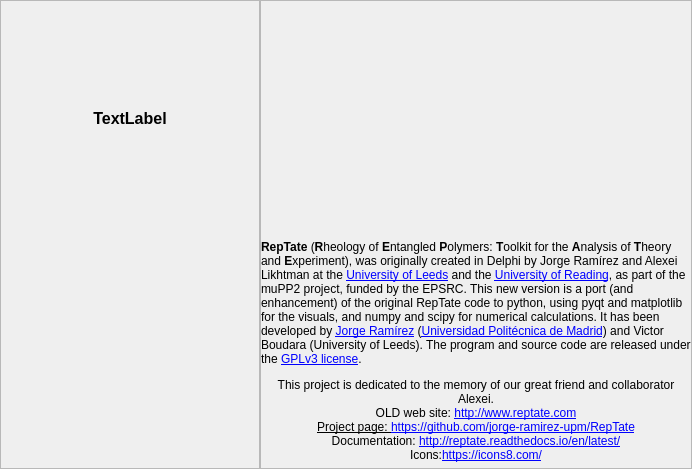
Before: the Qt Designer form RepTate/gui/AboutDialog.ui in jorge-ramirez-upm/RepTate, drawn with Qt 5.
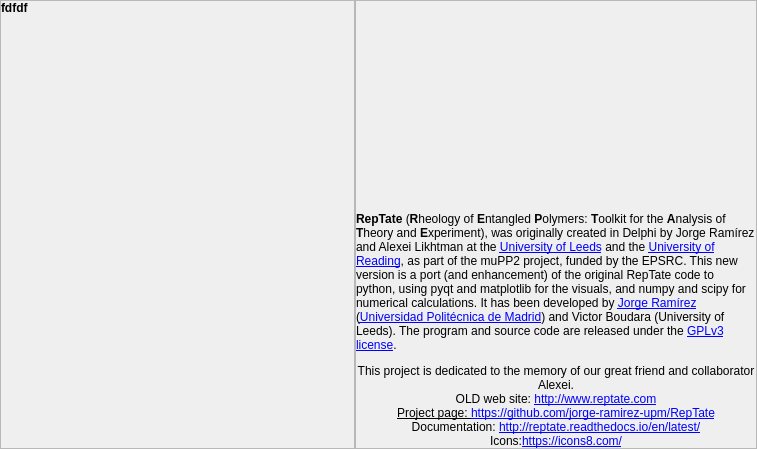
After: the same form once the commit is applied. Icons and pictures are not drawn.

Commit message: Cosmetic changes to the Splash and About Windows

```diff
--- a/RepTate/gui/AboutDialog.ui
+++ b/RepTate/gui/AboutDialog.ui
@@ -6,8 +6,8 @@
    <rect>
     <x>0</x>
     <y>0</y>
-    <width>692</width>
-    <height>469</height>
+    <width>757</width>
+    <height>449</height>
    </rect>
   </property>
   <property name="windowTitle">
@@ -44,10 +44,7 @@
      <property name="frameShadow">
       <enum>QFrame::Raised</enum>
      </property>
-     <layout class="QVBoxLayout" name="verticalLayout_2">
-      <property name="spacing">
-       <number>0</number>
-      </property>
+     <layout class="QGridLayout" name="gridLayout">
       <property name="leftMargin">
        <number>0</number>
       </property>
@@ -60,36 +57,43 @@
       <property name="bottomMargin">
        <number>0</number>
       </property>
-      <item>
-       <widget class="QLabel" name="label_Version">
+      <property name="spacing">
+       <number>0</number>
+      </property>
+      <item row="0" column="0">
+       <widget class="QLabel" name="label">
+        <property name="minimumSize">
+         <size>
+          <width>353</width>
+          <height>447</height>
+         </size>
+        </property>
+        <property name="maximumSize">
+         <size>
+          <width>353</width>
+          <height>447</height>
+         </size>
+        </property>
         <property name="font">
          <font>
-          <pointsize>12</pointsize>
           <weight>75</weight>
           <bold>true</bold>
          </font>
         </property>
-        <property name="text">
-         <string>TextLabel</string>
+        <property name="styleSheet">
+         <string notr="true">background-image: url(:/Images/Images/logo.png);</string>
         </property>
-        <property name="alignment">
-         <set>Qt::AlignCenter</set>
-        </property>
-       </widget>
-      </item>
-      <item>
-       <widget class="QLabel" name="label">
         <property name="text">
-         <string/>
-        </property>
-        <property name="pixmap">
-         <pixmap resource="About.qrc">:/Images/Images/logo.png</pixmap>
+         <string>fdfdf</string>
         </property>
         <property name="scaledContents">
          <bool>false</bool>
         </property>
         <property name="alignment">
-         <set>Qt::AlignCenter</set>
+         <set>Qt::AlignLeading|Qt::AlignLeft|Qt::AlignTop</set>
+        </property>
+        <property name="margin">
+         <number>4</number>
         </property>
        </widget>
       </item>
@@ -98,6 +102,18 @@
    </item>
    <item>
     <widget class="QFrame" name="frame_2">
+     <property name="minimumSize">
+      <size>
+       <width>402</width>
+       <height>449</height>
+      </size>
+     </property>
+     <property name="maximumSize">
+      <size>
+       <width>402</width>
+       <height>449</height>
+      </size>
+     </property>
      <property name="frameShape">
       <enum>QFrame::StyledPanel</enum>
      </property>
```
The commit also changes 10 other files.
